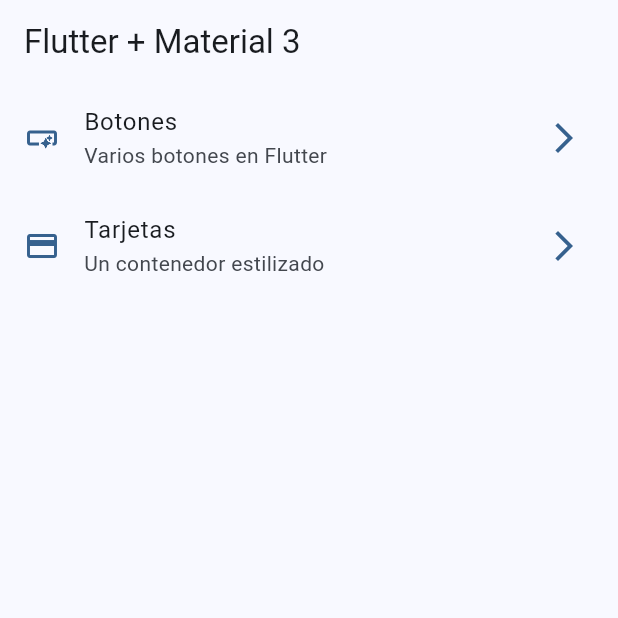
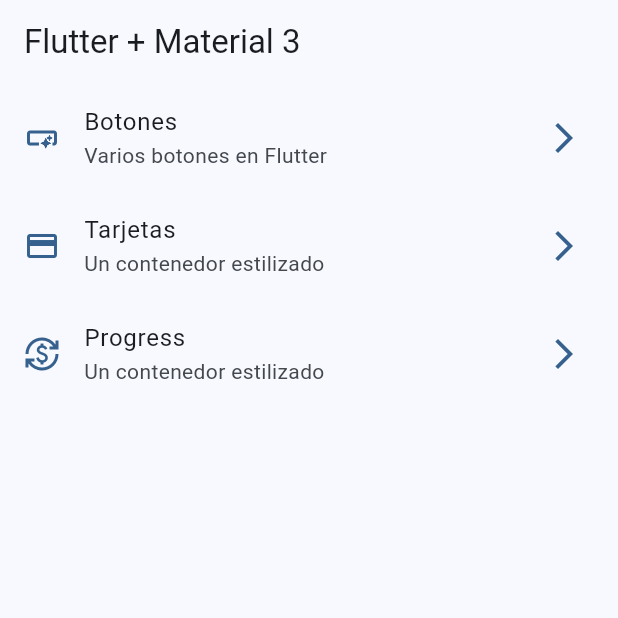
Before and after one commit to jcbautista27/widgets_app, a Flutter app: the screen it shows after launch, on a phone screen of 412 x 824 dp, the top half of it. Run offline on Flutter 3.47's test engine with Material 2 defaults, Android fonts, the phone set to English and light mode, and no system bars; our stand-ins replace go_router.

Commit message:
Progress indicators temrinado

```diff
--- a/lib/config/menu/menu_items.dart
+++ b/lib/config/menu/menu_items.dart
@@ -28,5 +28,11 @@ const appMenuItems = <MenuItems> [
     link: '/cards',
     icon: Icons.credit_card
   ),
+  MenuItems(
+    title: 'Progress',
+    subTitle: 'Un contenedor estilizado',
+    link: '/progress',
+    icon: Icons.currency_exchange_outlined
+  ),
 
 ];
--- a/lib/config/router/app_router.dart
+++ b/lib/config/router/app_router.dart
@@ -21,5 +21,10 @@ final GoRouter appRouter = GoRouter(
       name: CardsScreen.name,
       builder: (BuildContext context, GoRouterState state) => const CardsScreen(),
     ),
+    GoRoute(
+      path: '/progress',
+      name: ProgressScreen.name,
+      builder: (BuildContext context, GoRouterState state) => const ProgressScreen(),
+    ),
   ],
 );
```
Also changed, not shown: lib/presentation/screens/progress/progress_screen.dart (+57 -1 lines), 2 other files.
